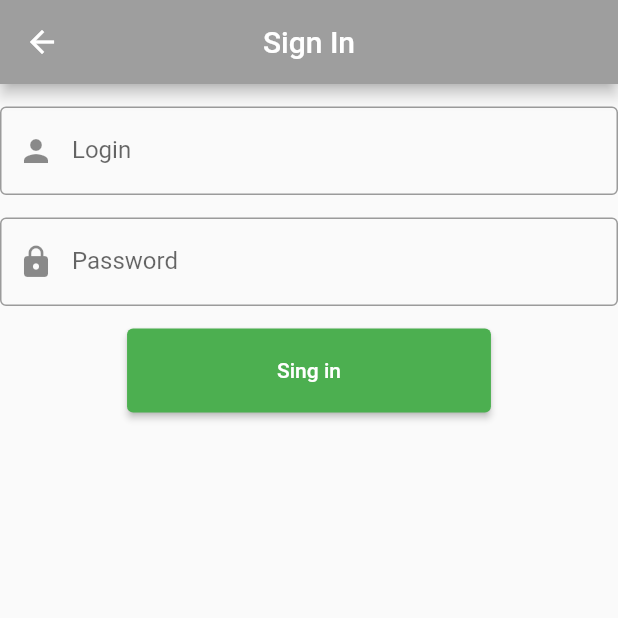
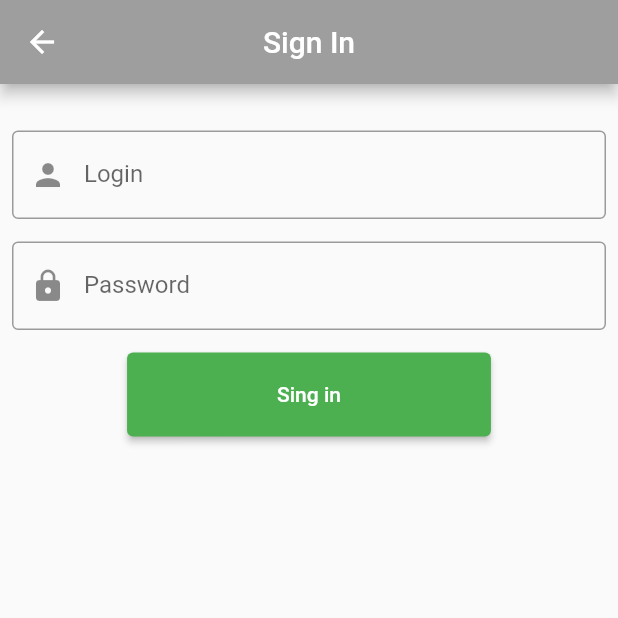
Before and after one commit to kamikrv/futterapp-, a Flutter app: the ProfileTab screen opened directly, after a tap on "Sing in", on a phone screen of 412 x 824 dp, the top half of it. Run offline on Flutter 3.47's test engine with Material 2 defaults, Android fonts, the phone set to English and light mode, and no system bars; our stand-ins replace hive_flutter; accounts and stored records are empty.

Commit message:
added paddings and setup firebase

```diff
--- a/lib/pages/add_new.dart
+++ b/lib/pages/add_new.dart
@@ -124,6 +124,10 @@ class AddNewTab extends StatelessWidget {
                     }
                     return null;
                   }),
+              const SizedBox(
+                width: 200,
+                height: 15,
+              ),
               ElevatedButton (
                   style: ElevatedButton.styleFrom(
                     backgroundColor: Colors.grey,
--- a/lib/pages/my_profile.dart
+++ b/lib/pages/my_profile.dart
@@ -22,7 +22,9 @@ List<MyUser> users = [];
         title: const Text('Roof.kz'),
         centerTitle: true,
       ),
-        body:Column(
+        body:Padding(
+        padding:const EdgeInsets.fromLTRB(8, 16, 8, 16),
+          child: Column(
           mainAxisAlignment: MainAxisAlignment.start,
           children: <Widget>[
             const SizedBox(
@@ -39,7 +41,7 @@ List<MyUser> users = [];
           style: ElevatedButton.styleFrom(
             backgroundColor: Colors.green,
             padding:
-            const EdgeInsets.symmetric(horizontal: 170, vertical: 10),
+            const EdgeInsets.symmetric(horizontal: 160, vertical: 20),
           ),
           child: const Text('Sing in'),
         ),
@@ -57,12 +59,13 @@ List<MyUser> users = [];
             style: ElevatedButton.styleFrom(
               backgroundColor: Colors.green,
               padding:
-              const EdgeInsets.symmetric(horizontal: 169, vertical: 10),
+              const EdgeInsets.symmetric(horizontal: 160, vertical: 20),
             ),
           child: const Text('Sing up'),
         )
         ]
     ),
+        )
     );
   }
 
--- a/lib/pages/signin.dart
+++ b/lib/pages/signin.dart
@@ -21,8 +21,8 @@ class _SignInPageState extends State {
         title: const Text('Sign In'),
     centerTitle: true,
     ),
-      body: Form(
-      //key: _formKey,
+      body: Padding(
+      padding:const EdgeInsets.fromLTRB(8, 16, 8, 16),
       child: Column(
         mainAxisAlignment: MainAxisAlignment.start,
         children: <Widget>[
--- a/lib/pages/signup.dart
+++ b/lib/pages/signup.dart
@@ -17,7 +17,7 @@ class _SignUpPageState extends State {
         centerTitle: true,
       ),
         body:  Padding(
-        padding:EdgeInsets.fromLTRB(8, 16, 8, 16),
+        padding:const EdgeInsets.fromLTRB(8, 16, 8, 16),
     child:Column(
             mainAxisAlignment: MainAxisAlignment.start,
             children: <Widget>[
--- a/pubspec.yaml
+++ b/pubspec.yaml
@@ -29,6 +29,8 @@ environment:
 # the latest version available on pub.dev. To see which dependencies have newer
 # versions available, run `flutter pub outdated`.
 dependencies:
+  cloud_firestore:
+  firebase_core:
   flutter:
     sdk: flutter
 
```
Also changed, not shown: lib/pages/favorites.dart (+12 -6 lines), lib/pages/home.dart (+11 -6 lines), pubspec.lock, 5 other files.
